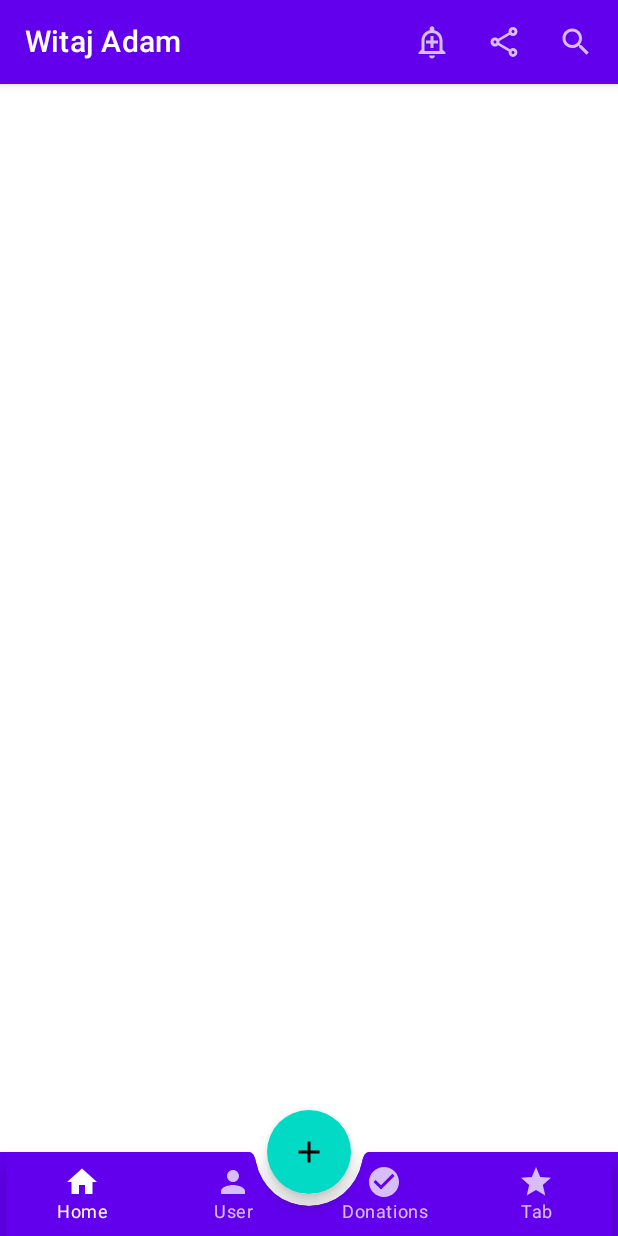
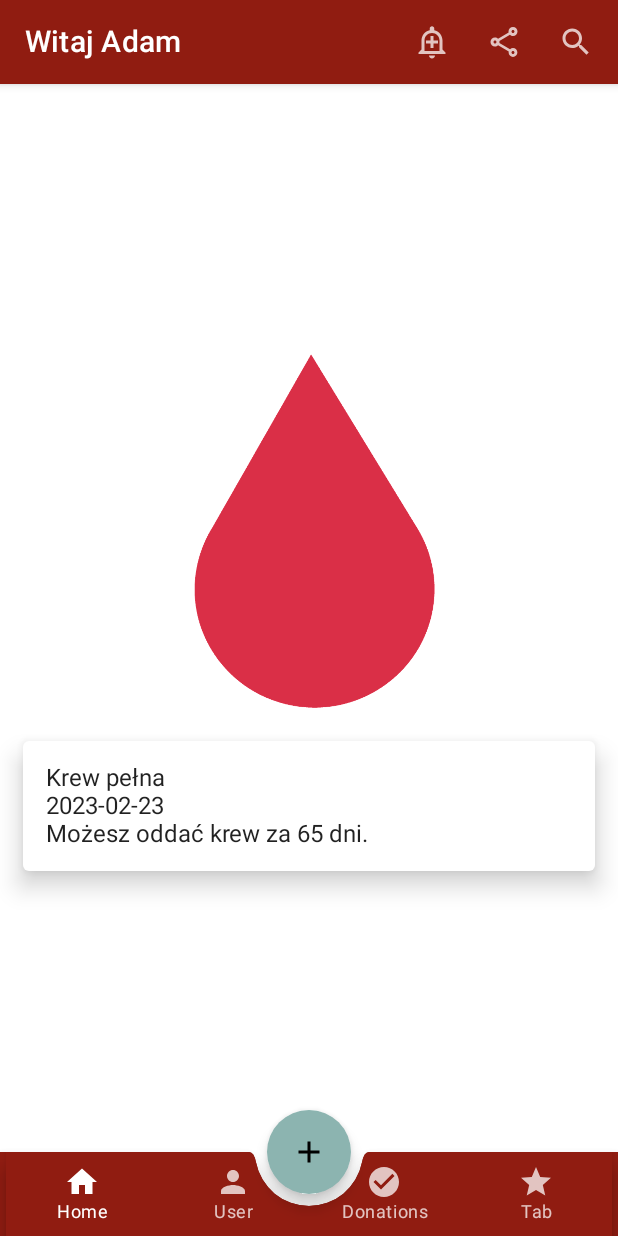
Before and after one commit to goodwill-ninjas/android, an Android app built with Jetpack Compose: the screen it shows after launch (MainActivity), after a tap on "Add", on a phone screen of 412 x 824 dp. Run offline under Robolectric (Android 15) with nearby library versions, the phone set to English and light mode, and no system bars.

Commit message:
DEV-12 Added Main page and navigation tooling

```diff
--- a/app/src/main/java/pl/edu/pjatk/goodwill_ninjas/blooddonor_android/MainActivity.kt
+++ b/app/src/main/java/pl/edu/pjatk/goodwill_ninjas/blooddonor_android/MainActivity.kt
@@ -1,42 +1,24 @@
 package pl.edu.pjatk.goodwill_ninjas.blooddonor_android
 
-import android.annotation.SuppressLint
 import android.os.Bundle
-import android.widget.Toast
 import androidx.activity.ComponentActivity
 import androidx.activity.compose.setContent
-import androidx.compose.foundation.clickable
 import androidx.compose.foundation.layout.*
-import androidx.compose.foundation.rememberScrollState
-import androidx.compose.foundation.shape.CircleShape
-import androidx.compose.foundation.shape.CornerSize
-import androidx.compose.foundation.verticalScroll
 import androidx.compose.material.*
-import androidx.compose.material.icons.Icons
-import androidx.compose.material.icons.filled.Add
-import androidx.compose.material.icons.filled.ArrowBack
-import androidx.compose.material.icons.outlined.*
 import androidx.compose.runtime.*
 import androidx.compose.ui.Alignment
 import androidx.compose.ui.Modifier
-import androidx.compose.ui.graphics.BlendMode.Companion.Color
-import androidx.compose.ui.platform.LocalContext
-import androidx.compose.ui.graphics.Color.*
-import androidx.compose.ui.graphics.vector.ImageVector
-import androidx.compose.ui.text.style.TextAlign
 import androidx.compose.ui.tooling.preview.Preview
-import androidx.compose.ui.unit.Dp
-import androidx.compose.ui.unit.dp
-import androidx.navigation.NavController
-import androidx.navigation.NavHost
-import androidx.navigation.NavHostController
 import androidx.navigation.Navigation
+import androidx.navigation.compose.rememberNavController
+import pl.edu.pjatk.goodwill_ninjas.blooddonor_android.navigation.Navigation
 import pl.edu.pjatk.goodwill_ninjas.blooddonor_android.ui.theme.BlooddonorandroidTheme
 
 class MainActivity : ComponentActivity() {
     override fun onCreate(savedInstanceState: Bundle?) {
         super.onCreate(savedInstanceState)
         setContent {
+            val navController = rememberNavController()
             BlooddonorandroidTheme {
 
                 Surface(
@@ -50,7 +32,7 @@ class MainActivity : ComponentActivity() {
                     )
                     {
 
-                        MyApp()
+                        Navigation(navController)
                     }
                 }
             }
@@ -63,154 +45,6 @@ class MainActivity : ComponentActivity() {
 @Composable
 fun DefaultPreview() {
     BlooddonorandroidTheme {
-        MyApp()
+        Navigation
     }
 }
-
-
-@SuppressLint("UnusedMaterialScaffoldPaddingParameter")
-@Composable
-fun MyApp() {
-    val scaffoldState = rememberScaffoldState()
-
-    Scaffold(
-        scaffoldState = scaffoldState,
-
-        topBar = { MytopBar() },
-        modifier = Modifier.fillMaxSize(),
-        bottomBar = { MyBottomBar() },
-        floatingActionButton = {
-            FloatingActionButton(onClick = {
-
-            }) {
-                Icon(imageVector = Icons.Default.Add, contentDescription = "Add")
-            }
-        },
-
-        isFloatingActionButtonDocked = true,
-        floatingActionButtonPosition = FabPosition.Center
-    ) {
-        Column(
-            modifier = Modifier
-                .fillMaxSize()
-                .padding(paddingValues = it),
-            verticalArrangement = Arrangement.Center,
-            horizontalAlignment = Alignment.CenterHorizontally
-        ) {
-
-        }
-    }
-}
-
-@Composable
-fun MytopBar() {
-
-    val contextForToast = LocalContext.current.applicationContext
-    TopAppBar(title = {
-        Text(
-            text = "Witaj Adam",
-            style = MaterialTheme.typography.h6,
-            textAlign = TextAlign.Center
-        )
-    },
-        actions = {
-
-            TopAppBarActionButton(
-                imageVector = Icons.Outlined.AddAlert,
-                description = "Alert"
-            ) {
-                Toast.makeText(contextForToast, "Alert", Toast.LENGTH_SHORT)
-                    .show()
-            }
-
-
-            TopAppBarActionButton(
-                imageVector = Icons.Outlined.Share,
-                description = "Share"
-            ) {
-                Toast.makeText(contextForToast, "Share", Toast.LENGTH_SHORT)
-                    .show()
-            }
-
-            TopAppBarActionButton(
-                imageVector = Icons.Outlined.Search,
-                description = "Search"
-            ) {
-                Toast.makeText(contextForToast, "Search", Toast.LENGTH_SHORT)
-                    .show()
-            }
-        }
-    )
-
-
-}
-
-@Composable
-fun TopAppBarActionButton(
-    imageVector: ImageVector,
-    description: String,
-    onClick: () -> Unit
-) {
-    IconButton(onClick = {
-        onClick()
-    }) {
-        Icon(imageVector = imageVector, contentDescription = description)
-    }
-}
-
-@Composable
-fun MyBottomBar() {
-    val bottomMenuItemsList = prepareBottomMenu()
-
-    val contextForToast = LocalContext.current.applicationContext
-
-    var selectedItem by remember {
-        mutableStateOf("Home")
-    }
-
-    BottomAppBar(
-        cutoutShape = CircleShape
-    ) {
-        bottomMenuItemsList.forEachIndexed { index, _ ->
-            if (index == 1) {
-                BottomNavigationItem(
-                    selected = false,
-                    onClick = {},
-                    icon = {},
-                    enabled = false
-                )
-            }
-
-            Box(modifier = Modifier.fillMaxSize()) {
-                BottomNavigation(
-                    modifier = Modifier.align(alignment = Alignment.BottomCenter)
-                ) {
-
-                    bottomMenuItemsList.forEach { menuItem ->
-
-                        BottomNavigationItem(
-                            selected = (selectedItem == menuItem.label),
-                            onClick = {
-                                selectedItem = menuItem.label
-                                Toast.makeText(
-                                    contextForToast,
-                                    menuItem.label, Toast.LENGTH_SHORT
-                                ).show()
-                            },
-                            icon = {
-                                Icon(
-                                    imageVector = menuItem.icon,
-                                    contentDescription = menuItem.label
-                                )
-                            },
-                            label = {
-                                Text(text = menuItem.label)
-                            },
-                            enabled = true
-                        )
-                    }
-                }
-            }
-        }
-    }
-}
--- /dev/null
+++ b/app/src/main/java/pl/edu/pjatk/goodwill_ninjas/blooddonor_android/components/BottomBar.kt
@@ -0,0 +1,69 @@
+package pl.edu.pjatk.goodwill_ninjas.blooddonor_android.components
+
+import android.widget.Toast
+import androidx.compose.foundation.layout.Box
+import androidx.compose.foundation.layout.fillMaxSize
+import androidx.compose.foundation.shape.CircleShape
+import androidx.compose.material.*
+import androidx.compose.runtime.*
+import androidx.compose.ui.Alignment
+import androidx.compose.ui.Modifier
+import androidx.compose.ui.platform.LocalContext
+import pl.edu.pjatk.goodwill_ninjas.blooddonor_android.components.prepareBottomMenu
+
+@Composable
+fun MyBottomBar() {
+    val bottomMenuItemsList = prepareBottomMenu()
+
+    val contextForToast = LocalContext.current.applicationContext
+
+    var selectedItem by remember {
+        mutableStateOf("Home")
+    }
+
+    BottomAppBar(
+        cutoutShape = CircleShape
+    ) {
+        bottomMenuItemsList.forEachIndexed { index, _ ->
+            if (index == 1) {
+                BottomNavigationItem(
+                    selected = false,
+                    onClick = {},
+                    icon = {},
+                    enabled = false
+                )
+            }
+
+            Box(modifier = Modifier.fillMaxSize()) {
+                BottomNavigation(
+                    modifier = Modifier.align(alignment = Alignment.BottomCenter)
+                ) {
+
+                    bottomMenuItemsList.forEach { menuItem ->
+
+                        BottomNavigationItem(
+                            selected = (selectedItem == menuItem.label),
+                            onClick = {
+                                selectedItem = menuItem.label
+                                Toast.makeText(
+                                    contextForToast,
+                                    menuItem.label, Toast.LENGTH_SHORT
+                                ).show()
+                            },
+                            icon = {
+                                Icon(
+                                    imageVector = menuItem.icon,
+                                    contentDescription = menuItem.label
+                                )
+                            },
+                            label = {
+                                Text(text = menuItem.label)
+                            },
+                            enabled = true
+                        )
+                    }
+                }
+            }
+        }
+    }
+}
--- a/app/src/main/java/pl/edu/pjatk/goodwill_ninjas/blooddonor_android/BottomMenuItem.kt
+++ b/app/src/main/java/pl/edu/pjatk/goodwill_ninjas/blooddonor_android/components/BottomMenuItem.kt
@@ -1,4 +1,4 @@
-package pl.edu.pjatk.goodwill_ninjas.blooddonor_android
+package pl.edu.pjatk.goodwill_ninjas.blooddonor_android.components
 
 import androidx.compose.material.icons.Icons
 import androidx.compose.material.icons.filled.CheckCircle
--- /dev/null
+++ b/app/src/main/java/pl/edu/pjatk/goodwill_ninjas/blooddonor_android/components/TopBar.kt
@@ -0,0 +1,66 @@
+package pl.edu.pjatk.goodwill_ninjas.blooddonor_android.components
+
+import android.widget.Toast
+import androidx.compose.material.*
+import androidx.compose.material.icons.Icons
+import androidx.compose.material.icons.outlined.AddAlert
+import androidx.compose.material.icons.outlined.Search
+import androidx.compose.material.icons.outlined.Share
+import androidx.compose.runtime.Composable
+import androidx.compose.ui.graphics.vector.ImageVector
+import androidx.compose.ui.platform.LocalContext
+import androidx.compose.ui.text.style.TextAlign
+
+@Composable
+fun MytopBar() {
+
+    val contextForToast = LocalContext.current.applicationContext
+    TopAppBar(title = {
+        Text(
+            text = "Witaj Adam",
+            style = MaterialTheme.typography.h6,
+            textAlign = TextAlign.Center
+        )
+    },
+        actions = {
+
+            TopAppBarActionButton(
+                imageVector = Icons.Outlined.AddAlert,
+                description = "Alert"
+            ) {
+                Toast.makeText(contextForToast, "Alert", Toast.LENGTH_SHORT)
+                    .show()
+            }
+
+
+            TopAppBarActionButton(
+                imageVector = Icons.Outlined.Share,
+                description = "Share"
+            ) {
+                Toast.makeText(contextForToast, "Share", Toast.LENGTH_SHORT)
+                    .show()
+            }
+
+            TopAppBarActionButton(
+                imageVector = Icons.Outlined.Search,
+                description = "Search"
+            ) {
+                Toast.makeText(contextForToast, "Search", Toast.LENGTH_SHORT)
+                    .show()
+            }
+        }
+    )
+}
+
+@Composable
+fun TopAppBarActionButton(
+    imageVector: ImageVector,
+    description: String,
+    onClick: () -> Unit
+) {
+    IconButton(onClick = {
+        onClick()
+    }) {
+        Icon(imageVector = imageVector, contentDescription = description)
+    }
+}
--- /dev/null
+++ b/app/src/main/java/pl/edu/pjatk/goodwill_ninjas/blooddonor_android/navigation/Screen.kt
@@ -0,0 +1,12 @@
+package pl.edu.pjatk.goodwill_ninjas.blooddonor_android.navigation
+
+sealed class Screen (val route: String) {
+    object MainPage: Screen("main")
+
+    fun withArgs(vararg args: String): String {
+        return buildString {
+            append(route)
+            args.forEach { arg -> append("/$arg") }
+        }
+    }
+}
--- /dev/null
+++ b/app/src/main/java/pl/edu/pjatk/goodwill_ninjas/blooddonor_android/navigation/navigation.kt
@@ -0,0 +1,26 @@
+package pl.edu.pjatk.goodwill_ninjas.blooddonor_android.navigation
+
+import androidx.compose.runtime.Composable
+import androidx.navigation.NavHostController
+import androidx.navigation.compose.NavHost
+import androidx.navigation.compose.composable
+//import org.joda.time.DateTime
+import pl.edu.pjatk.goodwill_ninjas.blooddonor_android.pages.mainPage.DonationType
+import java.time.LocalDateTime
+import pl.edu.pjatk.goodwill_ninjas.blooddonor_android.pages.mainPage.MainPage
+import pl.edu.pjatk.goodwill_ninjas.blooddonor_android.pages.mainPage.NextDonation
+import java.time.format.DateTimeFormatter
+import java.util.*
+
+object Routes {
+    val SELF = "Main"
+}
+
+@Composable
+fun Navigation(navHostController: NavHostController) {
+    NavHost(navController = navHostController, startDestination = Routes.SELF) {
+        composable(route = Routes.SELF) {
+            MainPage(name = "Android", bloodDonation = NextDonation(LocalDateTime.of(2023, 2, 23, 0, 0), DonationType.FULL), navHostController)
+        }
+    }
+}
--- /dev/null
+++ b/app/src/main/java/pl/edu/pjatk/goodwill_ninjas/blooddonor_android/pages/mainPage/MainPage.kt
@@ -0,0 +1,81 @@
+package pl.edu.pjatk.goodwill_ninjas.blooddonor_android.pages.mainPage
+
+import android.widget.GridView
+import androidx.compose.foundation.Image
+import androidx.compose.foundation.clickable
+import androidx.compose.foundation.layout.*
+import androidx.compose.material.*
+import androidx.compose.material.icons.Icons
+import androidx.compose.material.icons.filled.Add
+import androidx.compose.material.icons.rounded.AccountCircle
+import androidx.compose.material.icons.rounded.HourglassFull
+import androidx.compose.runtime.Composable
+import androidx.compose.ui.Alignment
+import androidx.compose.ui.Modifier
+import androidx.compose.ui.res.painterResource
+import androidx.compose.ui.res.stringResource
+import androidx.compose.ui.text.buildAnnotatedString
+import androidx.compose.ui.unit.dp
+import androidx.navigation.NavController
+import pl.edu.pjatk.goodwill_ninjas.blooddonor_android.R
+import pl.edu.pjatk.goodwill_ninjas.blooddonor_android.components.MyBottomBar
+import pl.edu.pjatk.goodwill_ninjas.blooddonor_android.components.MytopBar
+import pl.edu.pjatk.goodwill_ninjas.blooddonor_android.navigation.Screen
+import java.time.format.DateTimeFormatter
+
+@Composable
+fun MainPage(name: String, bloodDonation: NextDonation, navController: NavController) {
+    val scaffoldState = rememberScaffoldState()
+
+    Scaffold(
+        scaffoldState = scaffoldState,
+
+        topBar = { MytopBar() },
+        modifier = Modifier.fillMaxSize(),
+        bottomBar = { MyBottomBar() },
+        floatingActionButton = {
+            FloatingActionButton(onClick = {
+                navController.navigate(Screen.MainPage.withArgs())
+            }) {
+                Icon(imageVector = Icons.Default.Add, contentDescription = "Add")
+            }
+        },
+
+        isFloatingActionButtonDocked = true,
+        floatingActionButtonPosition = FabPosition.Center
+    ) {
+        val image = painterResource(id = R.drawable.droplet)
+        Column(
+            modifier = Modifier
+                .fillMaxSize()
+                .padding(paddingValues = it),
+            verticalArrangement = Arrangement.Center,
+            horizontalAlignment = Alignment.CenterHorizontally
+        ) {
+            Box(modifier = Modifier.padding()) {
+                Image(painter = image, contentDescription = null, Modifier.height(250.dp))
+            }
+            Box(modifier = Modifier.padding()){
+                Card (
+                    modifier = Modifier
+                        .fillMaxWidth()
+                        .padding(15.dp)
+                        .clickable { },
+                    elevation = 10.dp
+                ) {
+                    Column(
+                        modifier = Modifier.padding(15.dp)
+                    ) {
+                        Text(text = stringResource(R.string.full_blood))
+                        Text(
+                            buildAnnotatedString {
+                                append(bloodDonation.date.format(DateTimeFormatter.ISO_DATE).toString())
+                            }
+                        )
+                        Text(stringResource(id = R.string.next_donation, bloodDonation.calculateNextDonation()))
+                    }
+                }
+            }
+        }
+    }
+}
--- /dev/null
+++ b/app/src/main/java/pl/edu/pjatk/goodwill_ninjas/blooddonor_android/pages/mainPage/NextDonation.kt
@@ -0,0 +1,25 @@
+package pl.edu.pjatk.goodwill_ninjas.blooddonor_android.pages.mainPage
+
+import java.time.temporal.ChronoUnit
+import java.time.LocalDateTime
+import java.time.format.DateTimeFormatter
+
+class NextDonation(
+    override val date: LocalDateTime,
+    override val type: DonationType,
+) : NextDonationInterface {
+    fun calculateNextDonation(): Long {
+        return if (this.type == DonationType.FULL) {
+            ChronoUnit.DAYS.between(LocalDateTime.now(), date.plusMonths(3))
+        } else {
+            ChronoUnit.DAYS.between(LocalDateTime.now(), date.plusMonths(2))
+        }
+    }
+
+}
+
+
+enum class DonationType {
+    FULL,
+    BLOOD_CELLS
+}
--- /dev/null
+++ b/app/src/main/java/pl/edu/pjatk/goodwill_ninjas/blooddonor_android/pages/mainPage/NextDonationInterface.kt
@@ -0,0 +1,9 @@
+package pl.edu.pjatk.goodwill_ninjas.blooddonor_android.pages.mainPage
+
+//import org.joda.time.LocalDateTime
+import java.time.LocalDateTime
+
+interface NextDonationInterface {
+    val date: LocalDateTime
+    val type: DonationType
+}
--- a/app/src/main/java/pl/edu/pjatk/goodwill_ninjas/blooddonor_android/ui/theme/Color.kt
+++ b/app/src/main/java/pl/edu/pjatk/goodwill_ninjas/blooddonor_android/ui/theme/Color.kt
@@ -6,3 +6,8 @@ val Purple200 = Color(0xFFBB86FC)
 val Purple500 = Color(0xFF6200EE)
 val Purple700 = Color(0xFF3700B3)
 val Teal200 = Color(0xFF03DAC5)
+
+val Red200 = Color(0xFF876968)
+val Red500 = Color(0xFF901C11)
+val Red700 = Color(0xFF710508)
+val OffColor = Color(0xFF8CB4B0)
--- a/app/src/main/java/pl/edu/pjatk/goodwill_ninjas/blooddonor_android/ui/theme/Theme.kt
+++ b/app/src/main/java/pl/edu/pjatk/goodwill_ninjas/blooddonor_android/ui/theme/Theme.kt
@@ -13,9 +13,9 @@ private val DarkColorPalette = darkColors(
 )
 
 private val LightColorPalette = lightColors(
-    primary = Purple500,
-    primaryVariant = Purple700,
-    secondary = Teal200
+    primary = Red500,
+    primaryVariant = Red700,
+    secondary = OffColor
 
     /* Other default colors to override
     background = Color.White,
--- a/app/src/main/res/values/strings.xml
+++ b/app/src/main/res/values/strings.xml
@@ -1,3 +1,7 @@
 <resources>
     <string name="app_name">Blooddonor-android</string>
+
+<!--    Blood card     -->
+    <string name="full_blood">Krew pełna</string>
+    <string name="next_donation">Możesz oddać krew za %d dni.</string>
 </resources>
```
Also changed, not shown: app/build.gradle (+9 -6 lines), app/src/main/res/drawable/droplet.png (added).
